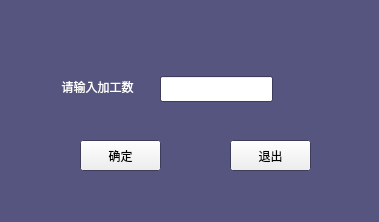
Above: A66-app/wrokedtotal.ui from Tetraelc/A66_PRO before the change. Below: the same form after it.
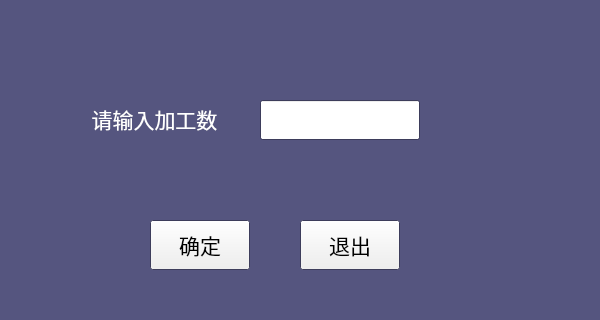
That is the form after the change. Icons and pictures are not drawn.

```diff
--- a/A66-app/wrokedtotal.ui
+++ b/A66-app/wrokedtotal.ui
@@ -6,8 +6,8 @@
    <rect>
     <x>0</x>
     <y>0</y>
-    <width>379</width>
-    <height>222</height>
+    <width>600</width>
+    <height>320</height>
    </rect>
   </property>
   <property name="palette">
@@ -80,20 +80,20 @@
   <widget class="QLineEdit" name="lineEdit_workedTotal">
    <property name="geometry">
     <rect>
-     <x>160</x>
-     <y>76</y>
-     <width>113</width>
-     <height>26</height>
+     <x>260</x>
+     <y>100</y>
+     <width>160</width>
+     <height>40</height>
     </rect>
    </property>
   </widget>
   <widget class="QLabel" name="label">
    <property name="geometry">
     <rect>
-     <x>52</x>
-     <y>79</y>
-     <width>91</width>
-     <height>16</height>
+     <x>84</x>
+     <y>103</y>
+     <width>141</width>
+     <height>31</height>
     </rect>
    </property>
    <property name="palette">
@@ -133,6 +133,11 @@
      </disabled>
     </palette>
    </property>
+   <property name="font">
+    <font>
+     <pointsize>16</pointsize>
+    </font>
+   </property>
    <property name="text">
     <string>请输入加工数</string>
    </property>
@@ -140,31 +145,107 @@
     <set>Qt::AlignCenter</set>
    </property>
   </widget>
-  <widget class="QToolButton" name="toolButton">
+  <widget class="QPushButton" name="toolButton">
    <property name="geometry">
     <rect>
-     <x>80</x>
-     <y>140</y>
-     <width>81</width>
-     <height>31</height>
+     <x>150</x>
+     <y>220</y>
+     <width>100</width>
+     <height>50</height>
     </rect>
    </property>
+   <property name="sizePolicy">
+    <sizepolicy hsizetype="Minimum" vsizetype="Minimum">
+     <horstretch>0</horstretch>
+     <verstretch>0</verstretch>
+    </sizepolicy>
+   </property>
+   <property name="minimumSize">
+    <size>
+     <width>45</width>
+     <height>40</height>
+    </size>
+   </property>
+   <property name="font">
+    <font>
+     <pointsize>16</pointsize>
+    </font>
+   </property>
+   <property name="cursor">
+    <cursorShape>ArrowCursor</cursorShape>
+   </property>
+   <property name="focusPolicy">
+    <enum>Qt::NoFocus</enum>
+   </property>
    <property name="text">
     <string>确定</string>
    </property>
+   <property name="icon">
+    <iconset resource="A66-appsrc.qrc">
+     <normaloff>:/ICO/accept.png</normaloff>:/ICO/accept.png</iconset>
+   </property>
+   <property name="iconSize">
+    <size>
+     <width>36</width>
+     <height>36</height>
+    </size>
+   </property>
+   <property name="buttonValue" stdset="0">
+    <char>
+     <unicode>0</unicode>
+    </char>
+   </property>
   </widget>
-  <widget class="QToolButton" name="toolButton_Quit">
+  <widget class="QPushButton" name="toolButton_Quit">
    <property name="geometry">
     <rect>
-     <x>230</x>
-     <y>140</y>
-     <width>81</width>
-     <height>31</height>
+     <x>300</x>
+     <y>220</y>
+     <width>100</width>
+     <height>50</height>
     </rect>
    </property>
+   <property name="sizePolicy">
+    <sizepolicy hsizetype="Minimum" vsizetype="Minimum">
+     <horstretch>0</horstretch>
+     <verstretch>0</verstretch>
+    </sizepolicy>
+   </property>
+   <property name="minimumSize">
+    <size>
+     <width>45</width>
+     <height>40</height>
+    </size>
+   </property>
+   <property name="font">
+    <font>
+     <pointsize>16</pointsize>
+    </font>
+   </property>
+   <property name="cursor">
+    <cursorShape>ArrowCursor</cursorShape>
+   </property>
+   <property name="focusPolicy">
+    <enum>Qt::NoFocus</enum>
+   </property>
    <property name="text">
     <string>退出</string>
    </property>
+   <property name="icon">
+    <iconset resource="A66-appsrc.qrc">
+     <normaloff>:/ICO/cancel.png</normaloff>:/ICO/cancel.png</iconset>
+   </property>
+   <property name="iconSize">
+    <size>
+     <width>36</width>
+     <height>36</height>
+    </size>
+   </property>
+   <property name="buttonValue" stdset="0">
+    <char>
+     <unicode>0</unicode>
+    </char>
+   </property>
   </widget>
  </widget>
  <resources/>
```
Left out of the diff: 14 changed lines with no effect on the pictures.
